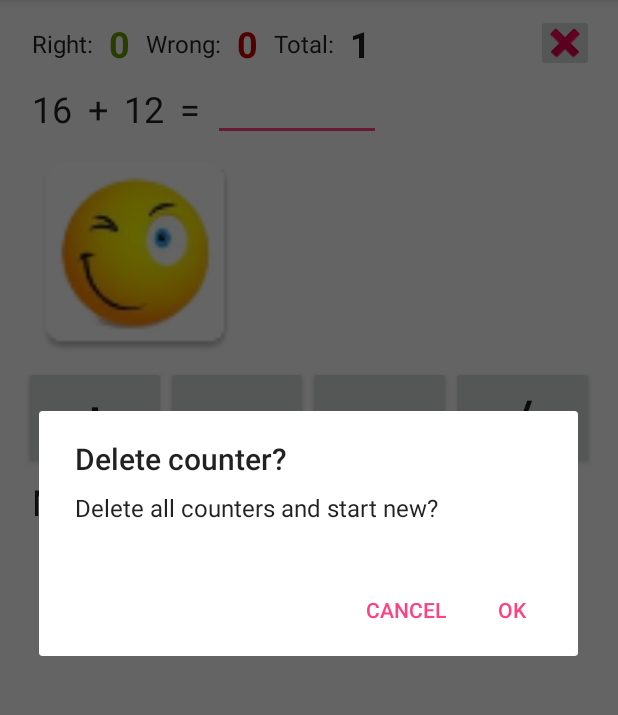
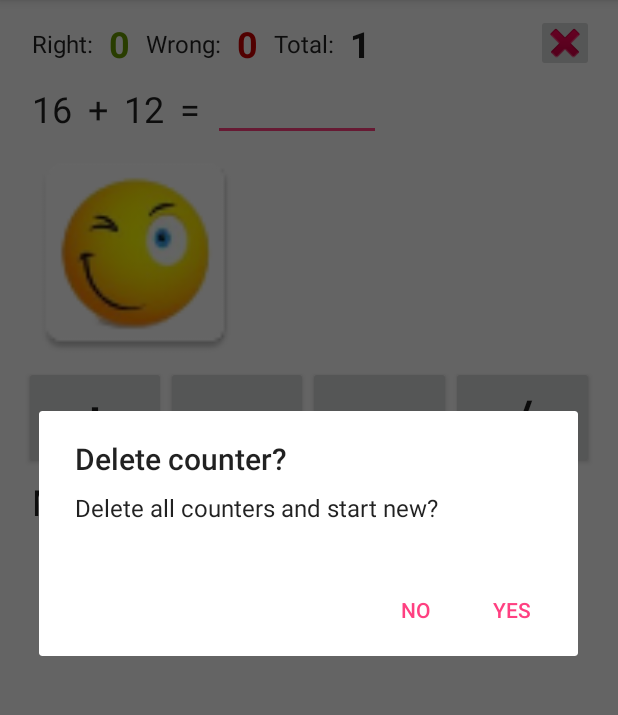
Before and after one commit to vogtp/calctrainer, an Android app: the screen it shows after launch (CalcActivity), after a tap on an icon or button, on a phone screen of 412 x 824 dp, the part 84-799 px from its top. Run offline under Robolectric (Android 15) with nearby library versions, the phone set to English and light mode, and no system bars.

Commit message:
make yes and no understandable for young kids

```diff
--- a/app/src/main/java/ch/almana/calctrainer/CalcActivity.java
+++ b/app/src/main/java/ch/almana/calctrainer/CalcActivity.java
@@ -200,8 +200,8 @@ public class CalcActivity extends AppCompatActivity {
                 AlertDialog.Builder builder = new AlertDialog.Builder(CalcActivity.this);
                 builder.setTitle(getString(R.string.title_del_counter));
                 builder.setMessage(getString(R.string.msg_del_counter));
-                builder.setNegativeButton(android.R.string.no,null);
-                builder.setPositiveButton(android.R.string.yes, new DialogInterface.OnClickListener() {
+                builder.setNegativeButton(R.string.no, null);
+                builder.setPositiveButton(R.string.yes, new DialogInterface.OnClickListener() {
                     @Override
                     public void onClick(DialogInterface dialog, int which) {
                         right=0;
--- a/app/src/main/res/values/strings.xml
+++ b/app/src/main/res/values/strings.xml
@@ -9,4 +9,6 @@
     <string name="label_wrong">Wrong:</string>
     <string name="title_del_counter">Delete counter?</string>
     <string name="msg_del_counter">Delete all counters and start new?</string>
+    <string name="no">No</string>
+    <string name="yes">Yes</string>
 </resources>
```
Also changed, not shown: 1 other file.
